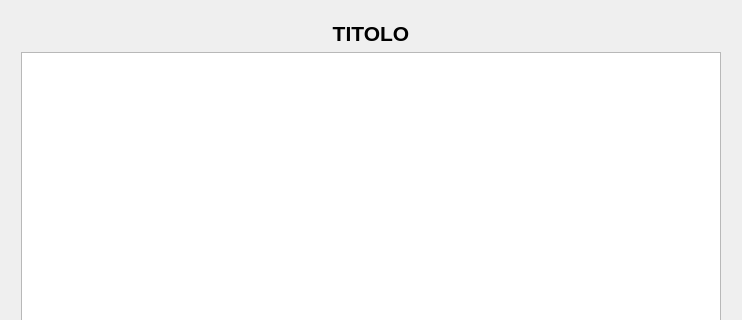
Old version of the form src/singletonQtLogger.ui in the repository wdastru/FantaCalcGui; both pictures show x 0 to 742 and y 0 to 320 of the 742 by 634 pixel window.
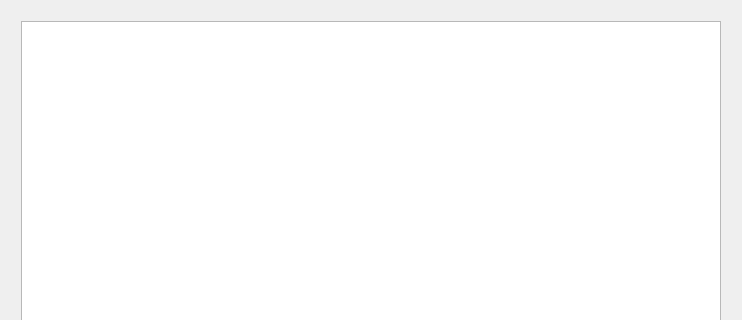
New version of the form.

Commit message: removed titles from dialogs

The edit to the form file:
```diff
--- a/src/singletonQtLogger.ui
+++ b/src/singletonQtLogger.ui
@@ -19,21 +19,21 @@
      <property name="margin">
       <number>10</number>
      </property>
-     <item row="2" column="0">
+     <item row="1" column="0">
       <widget class="QLabel" name="label">
        <property name="text">
         <string>nome file di output</string>
        </property>
       </widget>
      </item>
-     <item row="2" column="1" colspan="5">
+     <item row="1" column="1" colspan="5">
       <widget class="QLineEdit" name="outputFileNameLineEdit">
        <property name="enabled">
         <bool>false</bool>
        </property>
       </widget>
      </item>
-     <item row="1" column="0" colspan="6">
+     <item row="0" column="0" colspan="6">
       <widget class="QPlainTextEdit" name="plainTextEdit">
        <property name="enabled">
         <bool>true</bool>
@@ -67,33 +67,7 @@
        </property>
       </widget>
      </item>
-     <item row="0" column="0" colspan="6">
-      <widget class="QLabel" name="titleLabel">
-       <property name="sizePolicy">
-        <sizepolicy hsizetype="Preferred" vsizetype="Minimum">
-         <horstretch>0</horstretch>
-         <verstretch>0</verstretch>
-        </sizepolicy>
-       </property>
-       <property name="font">
-        <font>
-         <family>Ubuntu</family>
-         <pointsize>16</pointsize>
-         <weight>75</weight>
-         <italic>false</italic>
-         <bold>true</bold>
-         <kerning>true</kerning>
-        </font>
-       </property>
-       <property name="text">
-        <string>TITOLO</string>
-       </property>
-       <property name="alignment">
-        <set>Qt::AlignHCenter|Qt::AlignTop</set>
-       </property>
-      </widget>
-     </item>
-     <item row="3" column="4" colspan="2">
+     <item row="2" column="4" colspan="2">
       <widget class="QLabel" name="versionLabel">
        <property name="sizePolicy">
         <sizepolicy hsizetype="Expanding" vsizetype="Fixed">
@@ -109,7 +83,7 @@
        </property>
       </widget>
      </item>
-     <item row="3" column="0">
+     <item row="2" column="0">
       <widget class="QPushButton" name="onlineButton">
        <property name="sizePolicy">
         <sizepolicy hsizetype="Minimum" vsizetype="Fixed">
@@ -128,7 +102,7 @@
        </property>
       </widget>
      </item>
-     <item row="3" column="1">
+     <item row="2" column="1">
       <widget class="QPushButton" name="offlineButton">
        <property name="minimumSize">
         <size>
@@ -141,7 +115,7 @@
        </property>
       </widget>
      </item>
-     <item row="3" column="2">
+     <item row="2" column="2">
       <widget class="QPushButton" name="configButton">
        <property name="minimumSize">
         <size>
@@ -154,7 +128,7 @@
        </property>
       </widget>
      </item>
-     <item row="3" column="3">
+     <item row="2" column="3">
       <widget class="QPushButton" name="exitButton">
        <property name="minimumSize">
         <size>
```
The commit also changes 4 other files.
